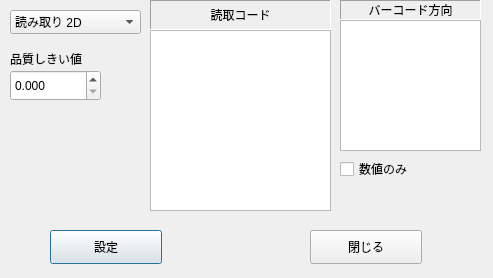
OpenAA-Project/OpenAA-Inspection, file GUI/PropertyBCR/AddBCodeInspectionDialog.ui: the form before one commit.
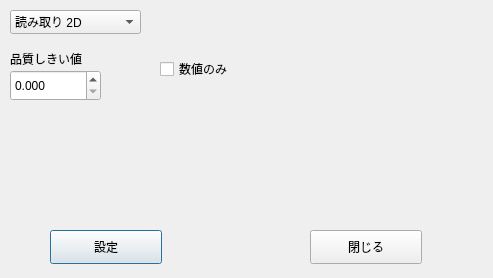
The form after the commit.

Commit message: Movie,OCR,Barcode relations are updated

```diff
--- a/GUI/PropertyBCR/AddBCodeInspectionDialog.ui
+++ b/GUI/PropertyBCR/AddBCodeInspectionDialog.ui
@@ -109,91 +109,11 @@
     <number>0</number>
    </property>
    <widget class="QWidget" name="Read">
-    <widget class="QTableWidget" name="tableWidgetBarcodeType">
-     <property name="geometry">
-      <rect>
-       <x>0</x>
-       <y>30</y>
-       <width>181</width>
-       <height>181</height>
-      </rect>
-     </property>
-     <attribute name="horizontalHeaderVisible">
-      <bool>false</bool>
-     </attribute>
-     <column>
-      <property name="text">
-       <string>Code</string>
-      </property>
-     </column>
-    </widget>
-    <widget class="QLabel" name="label_4">
-     <property name="geometry">
-      <rect>
-       <x>0</x>
-       <y>0</y>
-       <width>181</width>
-       <height>30</height>
-      </rect>
-     </property>
-     <property name="frameShape">
-      <enum>QFrame::Panel</enum>
-     </property>
-     <property name="frameShadow">
-      <enum>QFrame::Sunken</enum>
-     </property>
-     <property name="text">
-      <string>読取コード</string>
-     </property>
-     <property name="alignment">
-      <set>Qt::AlignCenter</set>
-     </property>
-    </widget>
-    <widget class="QTableWidget" name="tableWidgetBarcodeOrientation">
-     <property name="geometry">
-      <rect>
-       <x>190</x>
-       <y>20</y>
-       <width>141</width>
-       <height>131</height>
-      </rect>
-     </property>
-     <attribute name="horizontalHeaderVisible">
-      <bool>false</bool>
-     </attribute>
-     <column>
-      <property name="text">
-       <string>Code</string>
-      </property>
-     </column>
-    </widget>
-    <widget class="QLabel" name="label_5">
-     <property name="geometry">
-      <rect>
-       <x>190</x>
-       <y>0</y>
-       <width>141</width>
-       <height>20</height>
-      </rect>
-     </property>
-     <property name="frameShape">
-      <enum>QFrame::Panel</enum>
-     </property>
-     <property name="frameShadow">
-      <enum>QFrame::Sunken</enum>
-     </property>
-     <property name="text">
-      <string>バーコード方向</string>
-     </property>
-     <property name="alignment">
-      <set>Qt::AlignCenter</set>
-     </property>
-    </widget>
     <widget class="QCheckBox" name="checkBoxBarcodeIsOnlyDigit">
      <property name="geometry">
       <rect>
-       <x>190</x>
-       <y>160</y>
+       <x>10</x>
+       <y>60</y>
        <width>141</width>
        <height>18</height>
       </rect>
```
The commit also changes 81 other files.
